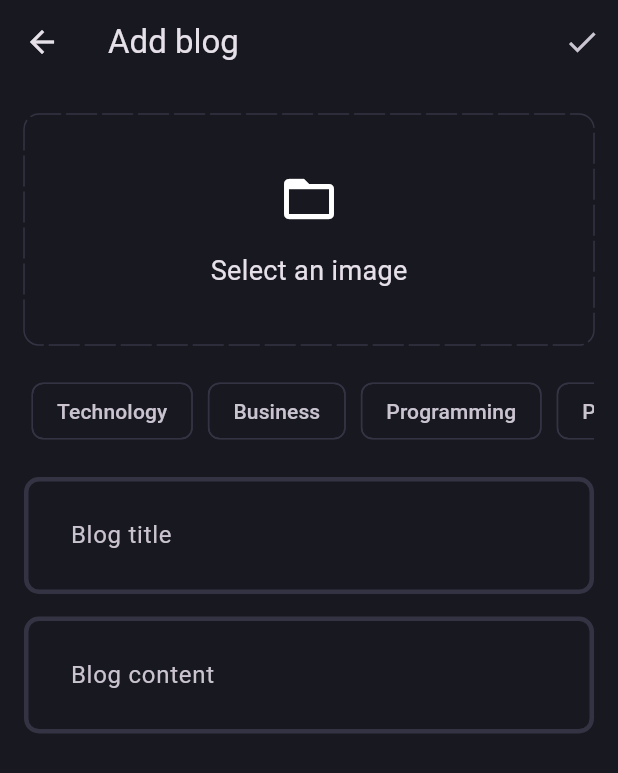
After one commit to syedn22/flutter_blog_app, a Flutter app: the AddBlogPage screen opened directly, after a tap on "Select an image", on a phone screen of 412 x 824 dp. The commit adds this screen. Shown: the top 773 px of the screen. Run offline on Flutter 3.47's test engine with Material 3 defaults, Android fonts, the phone set to English and light mode, and no system bars; drawn by our look-alikes of dotted_border; our stand-ins replace bloc, flutter_bloc, fpdart, get_it, image_picker, supabase_flutter; accounts and stored records are empty.

Commit message:
Added UI for blog listing and add new blog page

```diff
--- a/lib/core/theme/theme.dart
+++ b/lib/core/theme/theme.dart
@@ -11,6 +11,10 @@ class AppTheme {
       appBarTheme: const AppBarTheme(
         backgroundColor: AppPallete.backgroundColor,
       ),
+      chipTheme: const ChipThemeData(
+        backgroundColor: AppPallete.backgroundColor,
+        side: BorderSide.none,
+      ),
       scaffoldBackgroundColor: AppPallete.backgroundColor,
       inputDecorationTheme: InputDecorationTheme(
         contentPadding: const EdgeInsets.all(27),
--- /dev/null
+++ b/lib/core/utils/image_picker.dart
@@ -0,0 +1,18 @@
+import 'dart:io';
+
+import 'package:flutter/material.dart';
+import 'package:image_picker/image_picker.dart';
+
+Future<File?> pickImage() async {
+  try {
+    final xfile = await ImagePicker().pickImage(source: ImageSource.gallery);
+
+    if (xfile != null) {
+      return File(xfile.path);
+    }
+    return null;
+  } catch (e) {
+    debugPrint('-----Error accessing the gallery');
+    return null;
+  }
+}
--- a/lib/feature/auth/presentation/pages/login_page.dart
+++ b/lib/feature/auth/presentation/pages/login_page.dart
@@ -1,5 +1,5 @@
 import 'package:blog_app/core/common/widgets/loader.dart';
-import 'package:blog_app/core/common/widgets/show_snackbar.dart';
+import 'package:blog_app/core/utils/show_snackbar.dart';
 import 'package:blog_app/core/theme/app_pallete.dart';
 import 'package:blog_app/feature/auth/presentation/bloc/auth_bloc.dart';
 import 'package:blog_app/feature/auth/presentation/pages/signup_page.dart';
--- a/lib/feature/auth/presentation/pages/signup_page.dart
+++ b/lib/feature/auth/presentation/pages/signup_page.dart
@@ -1,5 +1,5 @@
 import 'package:blog_app/core/common/widgets/loader.dart';
-import 'package:blog_app/core/common/widgets/show_snackbar.dart';
+import 'package:blog_app/core/utils/show_snackbar.dart';
 import 'package:blog_app/core/theme/app_pallete.dart';
 import 'package:blog_app/feature/auth/presentation/bloc/auth_bloc.dart';
 import 'package:blog_app/feature/auth/presentation/widgets/auth_field.dart';
--- /dev/null
+++ b/lib/feature/blog/presentation/pages/add_blog_page.dart
@@ -0,0 +1,157 @@
+import 'dart:io';
+
+import 'package:blog_app/core/theme/app_pallete.dart';
+import 'package:blog_app/core/utils/image_picker.dart';
+import 'package:blog_app/feature/blog/presentation/widgets/blog_editor.dart';
+import 'package:dotted_border/dotted_border.dart';
+import 'package:flutter/material.dart';
+
+class AddBlogPage extends StatefulWidget {
+  static route() =>
+      MaterialPageRoute(builder: (context) => const AddBlogPage());
+  const AddBlogPage({super.key});
+
+  @override
+  State<AddBlogPage> createState() => _AddBlogPageState();
+}
+
+class _AddBlogPageState extends State<AddBlogPage> {
+  final _titleController = TextEditingController();
+  final _contentController = TextEditingController();
+  List<String> selectedTopics = [];
+  File? selectedImage;
+
+  void selectImage() async {
+    final pickedImage = await pickImage();
+
+    if (pickedImage != null) {
+      setState(() {
+        selectedImage = pickedImage;
+      });
+    }
+  }
+
+  @override
+  void dispose() {
+    _titleController.dispose();
+    _contentController.dispose();
+    super.dispose();
+  }
+
+  @override
+  Widget build(BuildContext context) {
+    return Scaffold(
+      appBar: AppBar(
+        title: const Text('Add blog'),
+        actions: [
+          IconButton(
+            onPressed: () {},
+            icon: const Icon(Icons.done),
+          ),
+        ],
+      ),
+      body: ListView(
+        padding: const EdgeInsets.symmetric(horizontal: 16, vertical: 20),
+        physics: const ClampingScrollPhysics(parent: BouncingScrollPhysics()),
+        children: [
+          selectedImage != null
+              ? GestureDetector(
+                  onTap: selectImage,
+                  child: SizedBox(
+                    height: 150,
+                    width: double.infinity,
+                    child: ClipRRect(
+                      borderRadius: BorderRadius.circular(10),
+                      child: Image.file(
+                        selectedImage!,
+                        fit: BoxFit.cover,
+                      ),
+                    ),
+                  ),
+                )
+              : GestureDetector(
+                  onTap: selectImage,
+                  child: DottedBorder(
+                    color: AppPallete.borderColor,
+                    dashPattern: const [20, 4],
+                    radius: const Radius.circular(10),
+                    borderType: BorderType.RRect,
+                    strokeCap: StrokeCap.round,
+                    child: const SizedBox(
+                      height: 150,
+                      width: double.infinity,
+                      child: Column(
+                        mainAxisAlignment: MainAxisAlignment.center,
+                        children: [
+                          Icon(
+                            Icons.folder_open,
+                            size: 40,
+                          ),
+                          SizedBox(
+                            width: 0,
+                            height: 15,
+                          ),
+                          Text(
+                            'Select an image',
+                            style: TextStyle(fontSize: 18),
+                          ),
+                        ],
+                      ),
+                    ),
+                  ),
+                ),
+          const SizedBox(
+            height: 15,
+          ),
+          SingleChildScrollView(
+            scrollDirection: Axis.horizontal,
+            child: Row(
+              children: [
+                ...['Technology', 'Business', 'Programming', 'Politics']
+                    .map((e) => Padding(
+                          padding: const EdgeInsets.all(5.0),
+                          child: GestureDetector(
+                            onTap: () {
+                              if (selectedTopics.contains(e)) {
+                                selectedTopics.remove(e);
+                              } else {
+                                selectedTopics.add(e);
+                              }
+                              setState(() {});
+                            },
+                            child: Chip(
+                              label: Text(e),
+                              color: selectedTopics.contains(e)
+                                  ? const WidgetStatePropertyAll(
+                                      AppPallete.gradient1)
+                                  : null,
+                              side: selectedTopics.contains(e)
+                                  ? null
+                                  : const BorderSide(
+                                      color: AppPallete.borderColor,
+                                    ),
+                            ),
+                          ),
+                        ))
+              ],
+            ),
+          ),
+          const SizedBox(
+            height: 15,
+          ),
+          BlogEditor(
+            hintText: 'Blog title',
+            controller: _titleController,
+          ),
+          const SizedBox(
+            height: 15,
+          ),
+          BlogEditor(
+            hintText: 'Blog content',
+            controller: _contentController,
+          ),
+        ],
+      ),
+    );
+  }
+}
--- /dev/null
+++ b/lib/feature/blog/presentation/pages/blog_page.dart
@@ -0,0 +1,24 @@
+import 'package:blog_app/feature/blog/presentation/pages/add_blog_page.dart';
+import 'package:flutter/cupertino.dart';
+import 'package:flutter/material.dart';
+
+class BlogPage extends StatelessWidget {
+  const BlogPage({super.key});
+
+  @override
+  Widget build(BuildContext context) {
+    return Scaffold(
+      appBar: AppBar(
+        title: const Text('Blog App'),
+        actions: [
+          IconButton(
+            onPressed: () {
+              Navigator.push(context, AddBlogPage.route());
+            },
+            icon: const Icon(CupertinoIcons.add_circled),
+          ),
+        ],
+      ),
+    );
+  }
+}
--- /dev/null
+++ b/lib/feature/blog/presentation/widgets/blog_editor.dart
@@ -0,0 +1,29 @@
+import 'package:flutter/material.dart';
+
+class BlogEditor extends StatelessWidget {
+  const BlogEditor({
+    super.key,
+    required this.hintText,
+    required this.controller,
+  });
+
+  final String hintText;
+  final TextEditingController controller;
+
+  @override
+  Widget build(BuildContext context) {
+    return TextFormField(
+      controller: controller,
+      decoration: InputDecoration(
+        hintText: hintText,
+      ),
+      maxLines: null,
+      validator: (value) {
+        if (value?.isEmpty ?? false) {
+          return "$hintText is missing!";
+        }
+        return null;
+      },
+    );
+  }
+}
--- a/lib/main.dart
+++ b/lib/main.dart
@@ -2,6 +2,7 @@ import 'package:blog_app/core/common/cubits/cubit/app_user_cubit.dart';
 import 'package:blog_app/core/theme/theme.dart';
 import 'package:blog_app/feature/auth/presentation/bloc/auth_bloc.dart';
 import 'package:blog_app/feature/auth/presentation/pages/login_page.dart';
+import 'package:blog_app/feature/blog/presentation/pages/blog_page.dart';
 import 'package:blog_app/init_dependencies.dart';
 import 'package:flutter/material.dart';
 import 'package:flutter_bloc/flutter_bloc.dart';
@@ -49,11 +50,7 @@ class _MyAppState extends State<MyApp> {
         },
         builder: (context, isUserLoggedIn) {
           if (isUserLoggedIn) {
-            return const Scaffold(
-              body: Center(
-                child: Text('Logged in'),
-              ),
-            );
+            return const BlogPage();
           }
           return const LoginPage();
         },
--- a/pubspec.yaml
+++ b/pubspec.yaml
@@ -38,6 +38,8 @@ dependencies:
   supabase_flutter: ^2.8.1
   flutter_bloc: ^8.1.6
   get_it: ^8.0.2
+  dotted_border: ^2.1.0
+  image_picker: ^1.1.2
 
 dev_dependencies:
   flutter_test:
```
Also changed, not shown: lib/core/utils/show_snackbar.dart (renamed from lib/core/common/widgets/show_snackbar.dart), pubspec.lock, 2 other files.
